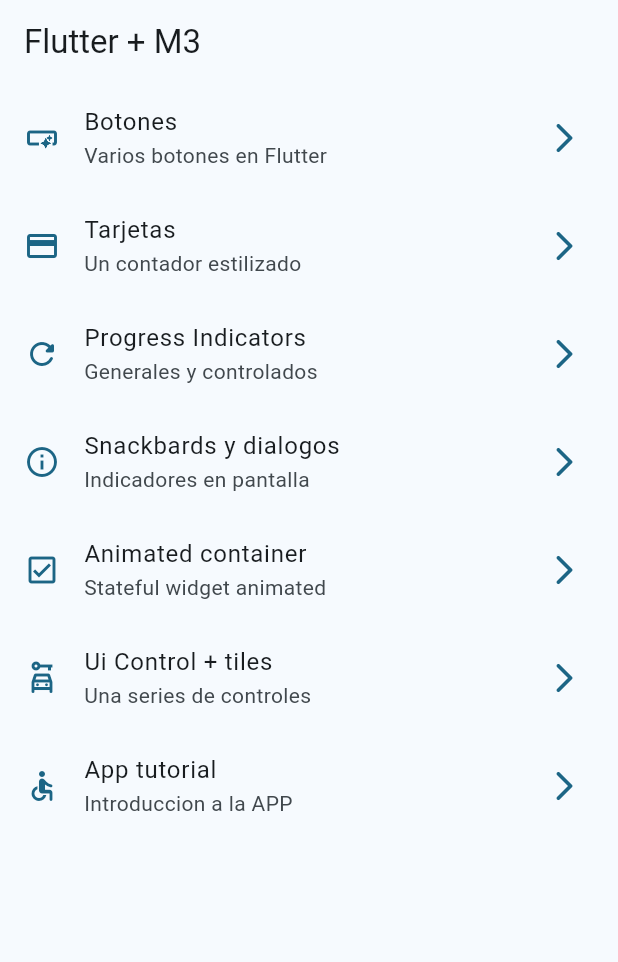
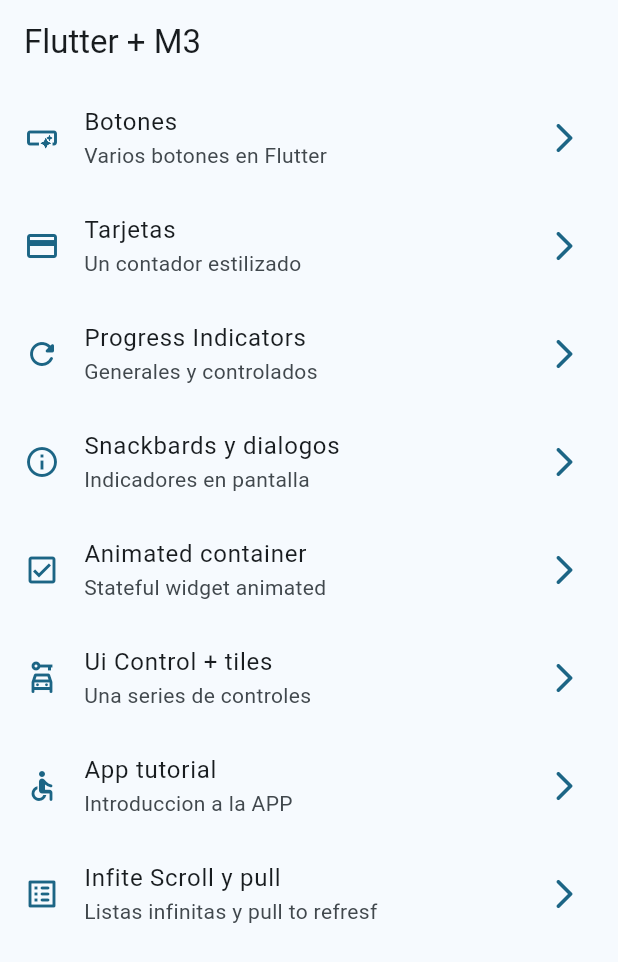
Before and after one commit to PePeWee07/Practica_Flutter, a Flutter app: the screen it shows after launch, on a phone screen of 412 x 824 dp. Shown: the top 962 px of the screen. Run offline on Flutter 3.47's test engine with Material 3 defaults, Android fonts, the phone set to English and light mode, and no system bars; our stand-ins replace animate_do, dio, go_router, video_player.

Commit message:
feat: Agregar pantalla de desplazamiento infinito con funcionalidad de carga de imágenes

```diff
--- a/widgets_app/lib/config/menu/menu_items.dart
+++ b/widgets_app/lib/config/menu/menu_items.dart
@@ -57,6 +57,12 @@
     link: '/tutorial',
     icon: Icons.accessible_rounded,
   ),
+  MenuItem(
+    title: 'Infite Scroll y pull',
+    subtitle: 'Listas infinitas y pull to refresf',
+    link: '/infinite',
+    icon: Icons.list_alt_rounded,
+  ),
 
   // MenuItem(title: '', subtitle: '', link: '', icon: null),
 ];
--- a/widgets_app/lib/config/router/app_router.dart
+++ b/widgets_app/lib/config/router/app_router.dart
@@ -38,5 +38,10 @@
       path: '/tutorial',
       builder: (context, state) => const AppTutorialScreen(),
     ),
+    GoRoute(
+      name: InfiniteScrollScreen.name,
+      path: '/infinite',
+      builder: (context, state) => const InfiniteScrollScreen(),
+    ),
   ],
 );
```
Also changed, not shown: widgets_app/lib/presentation/screens/infinite_scroll/infinite_scroll_screen.dart (+35 -2 lines).
